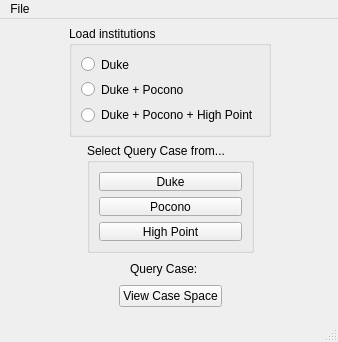
This is MainWindow.ui in steve9000gi/CompareCases as Qt 5 draws it before an edit. The edited form follows.
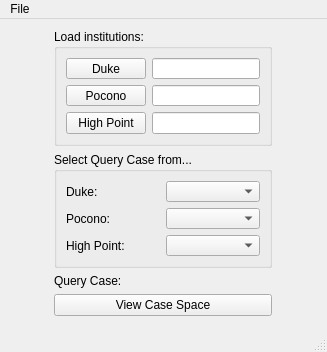
This is the edited form.

Diff of the .ui file:
```diff
--- a/MainWindow.ui
+++ b/MainWindow.ui
@@ -6,8 +6,8 @@
    <rect>
     <x>0</x>
     <y>0</y>
-    <width>338</width>
-    <height>342</height>
+    <width>327</width>
+    <height>352</height>
    </rect>
   </property>
   <property name="windowTitle">
@@ -17,87 +17,69 @@
    <widget class="QWidget" name="">
     <property name="geometry">
      <rect>
-      <x>30</x>
-      <y>7</y>
-      <width>280</width>
-      <height>281</height>
+      <x>-2</x>
+      <y>10</y>
+      <width>330</width>
+      <height>287</height>
      </rect>
     </property>
-    <layout class="QVBoxLayout" name="verticalLayout">
-     <item>
-      <layout class="QHBoxLayout" name="horizontalLayout_2">
-       <item>
-        <spacer name="horizontalSpacer">
-         <property name="orientation">
-          <enum>Qt::Horizontal</enum>
-         </property>
-         <property name="sizeHint" stdset="0">
-          <size>
-           <width>40</width>
-           <height>20</height>
-          </size>
-         </property>
-        </spacer>
-       </item>
+    <layout class="QGridLayout" name="gridLayout_2">
+     <item row="0" column="0">
+      <spacer name="horizontalSpacer_3">
+       <property name="orientation">
+        <enum>Qt::Horizontal</enum>
+       </property>
+       <property name="sizeHint" stdset="0">
+        <size>
+         <width>40</width>
+         <height>20</height>
+        </size>
+       </property>
+      </spacer>
+     </item>
+     <item row="0" column="1">
+      <layout class="QVBoxLayout" name="verticalLayout_2">
        <item>
         <widget class="QGroupBox" name="institutionsGroupBox">
          <property name="title">
-          <string>Load institutions</string>
+          <string>Load institutions:</string>
          </property>
          <layout class="QFormLayout" name="formLayout">
+          <property name="fieldGrowthPolicy">
+           <enum>QFormLayout::AllNonFixedFieldsGrow</enum>
+          </property>
           <item row="0" column="0">
-           <widget class="QRadioButton" name="justDukeRadioButton">
+           <widget class="QPushButton" name="loadDukePushButton">
             <property name="text">
              <string>Duke</string>
             </property>
            </widget>
           </item>
           <item row="1" column="0">
-           <widget class="QRadioButton" name="addPoconoRadioButton">
+           <widget class="QPushButton" name="loadPoconoPushButton">
             <property name="text">
-             <string>Duke + Pocono</string>
+             <string>Pocono</string>
             </property>
            </widget>
           </item>
           <item row="2" column="0">
-           <widget class="QRadioButton" name="addHighPointRadioButton">
+           <widget class="QPushButton" name="loadHighPointPushButton">
             <property name="text">
-             <string>Duke + Pocono + High Point</string>
+             <string>High Point</string>
             </property>
            </widget>
           </item>
+          <item row="0" column="1">
+           <widget class="QLineEdit" name="loadDukeLineEdit"/>
+          </item>
+          <item row="1" column="1">
+           <widget class="QLineEdit" name="loadPoconoLineEdit"/>
+          </item>
+          <item row="2" column="1">
+           <widget class="QLineEdit" name="loadHighPointLineEdit"/>
+          </item>
          </layout>
         </widget>
-       </item>
-       <item>
-        <spacer name="horizontalSpacer_2">
-         <property name="orientation">
-          <enum>Qt::Horizontal</enum>
-         </property>
-         <property name="sizeHint" stdset="0">
-          <size>
-           <width>40</width>
-           <height>20</height>
-          </size>
-         </property>
-        </spacer>
-       </item>
-      </layout>
-     </item>
-     <item>
-      <layout class="QHBoxLayout" name="horizontalLayout_3">
-       <item>
-        <spacer name="horizontalSpacer_3">
-         <property name="orientation">
-          <enum>Qt::Horizontal</enum>
-         </property>
-         <property name="sizeHint" stdset="0">
-          <size>
-           <width>40</width>
-           <height>20</height>
-          </size>
-         </property>
-        </spacer>
        </item>
        <item>
         <widget class="QGroupBox" name="selectQueryCaseGroupBox">
@@ -106,61 +88,65 @@
          </property>
          <layout class="QGridLayout" name="gridLayout">
           <item row="0" column="0">
-           <widget class="QPushButton" name="selectFormDukePushButton">
-            <property name="text">
-             <string>Duke</string>
-            </property>
-           </widget>
-          </item>
-          <item row="1" column="0">
-           <widget class="QPushButton" name="selectFromPoconoPushButton">
-            <property name="text">
-             <string>Pocono</string>
-            </property>
-           </widget>
-          </item>
-          <item row="2" column="0">
-           <widget class="QPushButton" name="selectFromHighPointPushButton">
-            <property name="text">
-             <string>High Point</string>
-            </property>
-           </widget>
+           <layout class="QVBoxLayout" name="verticalLayout">
+            <item>
+             <layout class="QHBoxLayout" name="horizontalLayout">
+              <item>
+               <widget class="QLabel" name="label">
+                <property name="text">
+                 <string>Duke:</string>
+                </property>
+                <property name="buddy">
+                 <cstring>dukeQueryCaseComboBox</cstring>
+                </property>
+               </widget>
+              </item>
+              <item>
+               <widget class="QComboBox" name="dukeQueryCaseComboBox"/>
+              </item>
+             </layout>
+            </item>
+            <item>
+             <layout class="QHBoxLayout" name="horizontalLayout_2">
+              <item>
+               <widget class="QLabel" name="label_2">
+                <property name="text">
+                 <string>Pocono:</string>
+                </property>
+                <property name="buddy">
+                 <cstring>poconoQueryCaseComboBox</cstring>
+                </property>
+               </widget>
+              </item>
+              <item>
+               <widget class="QComboBox" name="poconoQueryCaseComboBox"/>
+              </item>
+             </layout>
+            </item>
+            <item>
+             <layout class="QHBoxLayout" name="horizontalLayout_3">
+              <item>
+               <widget class="QLabel" name="label_3">
+                <property name="text">
+                 <string>High Point:</string>
+                </property>
+                <property name="buddy">
+                 <cstring>highPointQueryCaseComboBox</cstring>
+                </property>
+               </widget>
+              </item>
+              <item>
+               <widget class="QComboBox" name="highPointQueryCaseComboBox"/>
+              </item>
+             </layout>
+            </item>
+           </layout>
           </item>
          </layout>
         </widget>
        </item>
        <item>
-        <spacer name="horizontalSpacer_4">
-         <property name="orientation">
-          <enum>Qt::Horizontal</enum>
-         </property>
-         <property name="sizeHint" stdset="0">
-          <size>
-           <width>40</width>
-           <height>20</height>
-          </size>
-         </property>
-        </spacer>
-       </item>
-      </layout>
-     </item>
-     <item>
-      <layout class="QHBoxLayout" name="horizontalLayout_4">
-       <item>
-        <spacer name="horizontalSpacer_5">
-         <property name="orientation">
-          <enum>Qt::Horizontal</enum>
-         </property>
-         <property name="sizeHint" stdset="0">
-          <size>
-           <width>40</width>
-           <height>20</height>
-          </size>
-         </property>
-        </spacer>
-       </item>
-       <item>
-        <layout class="QHBoxLayout" name="horizontalLayout">
+        <layout class="QHBoxLayout" name="horizontalLayout_4">
          <item>
           <widget class="QLabel" name="queryCaseLabel">
            <property name="text">
@@ -169,7 +155,7 @@
           </widget>
          </item>
          <item>
-          <widget class="QLabel" name="QueryCaseNameLabel">
+          <widget class="QLabel" name="queryCaseNameLabel">
            <property name="text">
             <string>&lt;not selected&gt;</string>
            </property>
@@ -178,57 +164,27 @@
         </layout>
        </item>
        <item>
-        <spacer name="horizontalSpacer_6">
-         <property name="orientation">
-          <enum>Qt::Horizontal</enum>
-         </property>
-         <property name="sizeHint" stdset="0">
-          <size>
-           <width>40</width>
-           <height>20</height>
-          </size>
-         </property>
-        </spacer>
-       </item>
-      </layout>
-     </item>
-     <item>
-      <layout class="QHBoxLayout" name="horizontalLayout_5">
-       <item>
-        <spacer name="horizontalSpacer_7">
-         <property name="orientation">
-          <enum>Qt::Horizontal</enum>
-         </property>
-         <property name="sizeHint" stdset="0">
-          <size>
-           <width>40</width>
-           <height>20</height>
-          </size>
-         </property>
-        </spacer>
-       </item>
-       <item>
         <widget class="QPushButton" name="viewCaseSpaceButton">
          <property name="text">
           <string>View Case Space</string>
          </property>
         </widget>
        </item>
-       <item>
-        <spacer name="horizontalSpacer_8">
-         <property name="orientation">
-          <enum>Qt::Horizontal</enum>
-         </property>
-         <property name="sizeHint" stdset="0">
-          <size>
-           <width>40</width>
-           <height>20</height>
-          </size>
-         </property>
-        </spacer>
-       </item>
       </layout>
      </item>
+     <item row="0" column="2">
+      <spacer name="horizontalSpacer_4">
+       <property name="orientation">
+        <enum>Qt::Horizontal</enum>
+       </property>
+       <property name="sizeHint" stdset="0">
+        <size>
+         <width>40</width>
+         <height>20</height>
+        </size>
+       </property>
+      </spacer>
+     </item>
     </layout>
    </widget>
   </widget>
@@ -237,7 +193,7 @@
     <rect>
      <x>0</x>
      <y>0</y>
-     <width>338</width>
+     <width>327</width>
      <height>21</height>
     </rect>
    </property>
```
Left out of the diff: 2 changed lines with no effect on the pictures.
